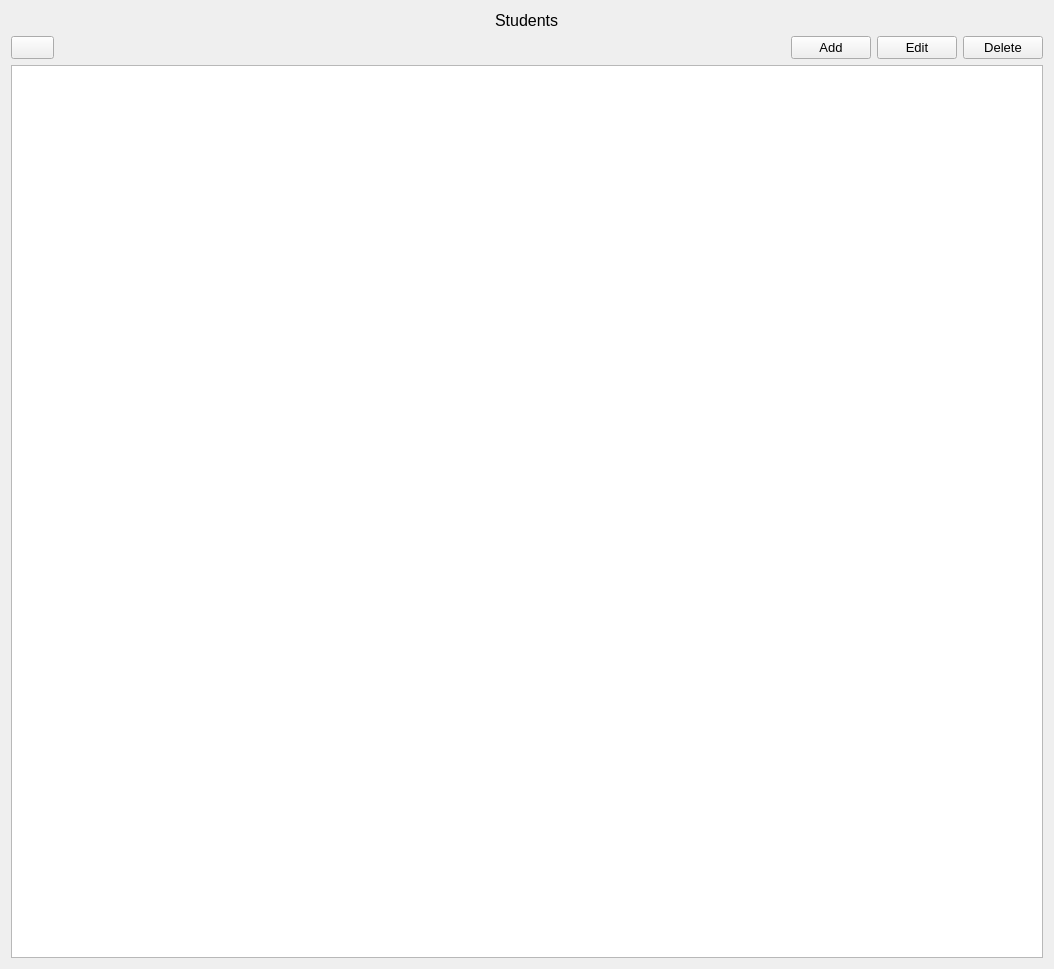
thenewcoder/school-administration-system, file pagestudentsform.ui: the form before one commit.
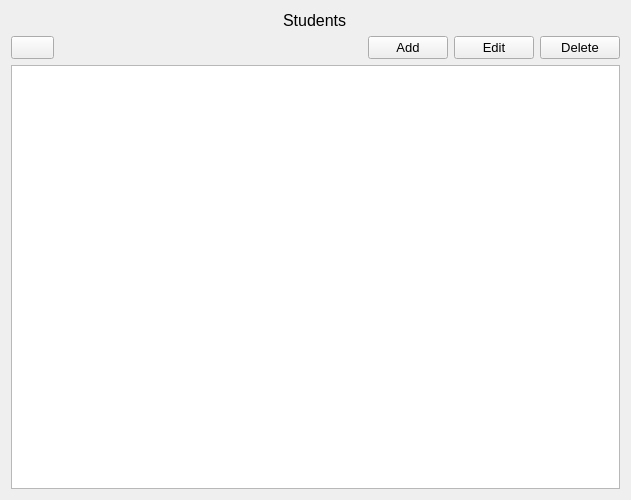
The form after the commit. Icons and pictures are not drawn.

Diff of the .ui file:
```diff
--- a/pagestudentsform.ui
+++ b/pagestudentsform.ui
@@ -6,8 +6,8 @@
    <rect>
     <x>0</x>
     <y>0</y>
-    <width>1054</width>
-    <height>969</height>
+    <width>631</width>
+    <height>500</height>
    </rect>
   </property>
   <property name="font">
```
Left out of the diff: 2 changed lines with no effect on the pictures.
